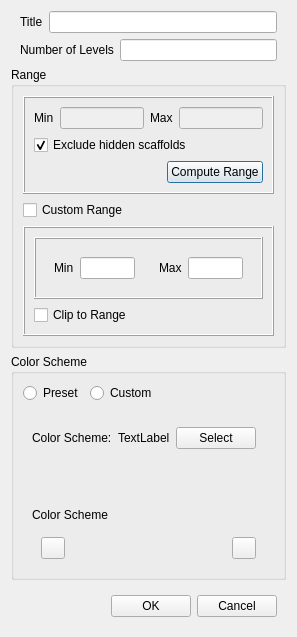
The window that baramFlow/view/results/visual_reports/display_control/contour_colormap_dialog.ui (nextfoam/baram) describes before a commit, drawn with Qt 5.
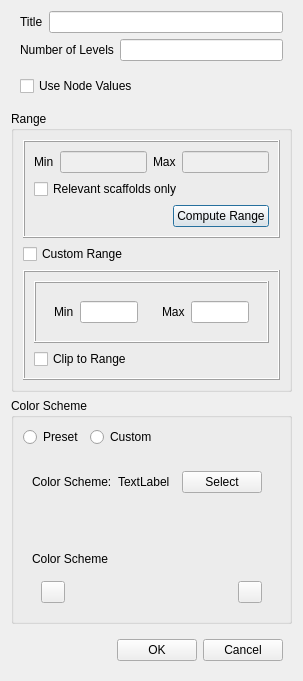
The same window after the commit.

Patch:
```diff
--- a/baramFlow/view/results/visual_reports/display_control/contour_colormap_dialog.ui
+++ b/baramFlow/view/results/visual_reports/display_control/contour_colormap_dialog.ui
@@ -6,8 +6,8 @@
    <rect>
     <x>0</x>
     <y>0</y>
-    <width>286</width>
-    <height>629</height>
+    <width>303</width>
+    <height>677</height>
    </rect>
   </property>
   <property name="windowTitle">
@@ -58,6 +58,19 @@
      </layout>
     </widget>
    </item>
+   <item>
+    <widget class="QWidget" name="widget_12" native="true">
+     <layout class="QVBoxLayout" name="verticalLayout_8">
+      <item>
+       <widget class="QCheckBox" name="useNodeValues">
+        <property name="text">
+         <string>Use Node Values</string>
+        </property>
+       </widget>
+      </item>
+     </layout>
+    </widget>
+   </item>
    <item>
     <widget class="QGroupBox" name="groupBox">
      <property name="title">
@@ -158,10 +171,7 @@
          <item>
           <widget class="QCheckBox" name="excludeHidden">
            <property name="text">
-            <string>Exclude hidden scaffolds</string>
-           </property>
-           <property name="checked">
-            <bool>true</bool>
+            <string>Relevant scaffolds only</string>
            </property>
           </widget>
          </item>
```
Left out of the diff: 5 changed lines with no effect on the pictures.
